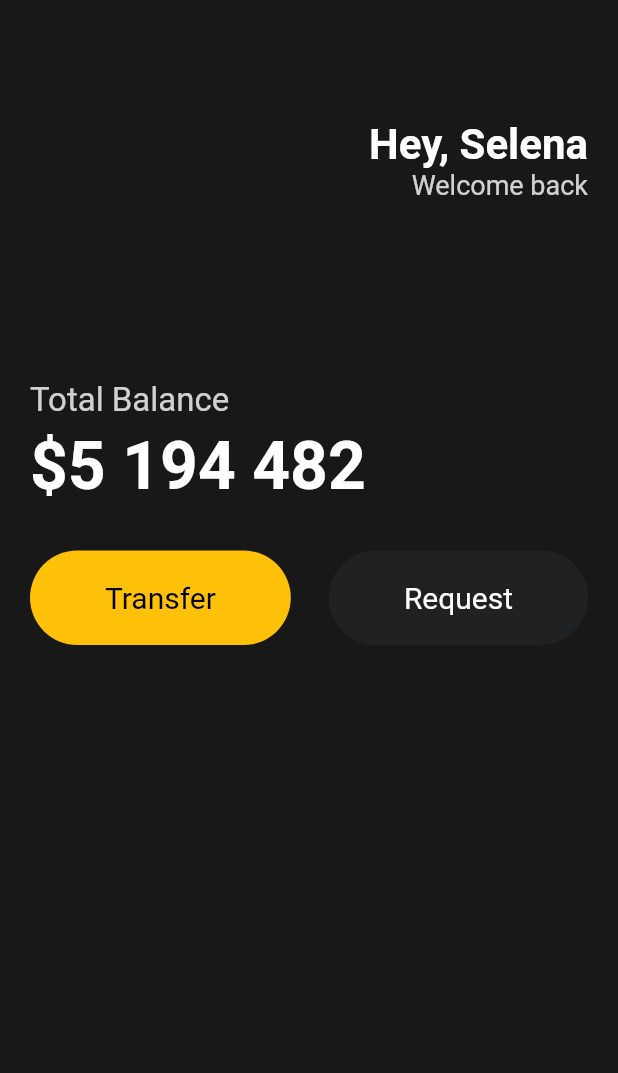
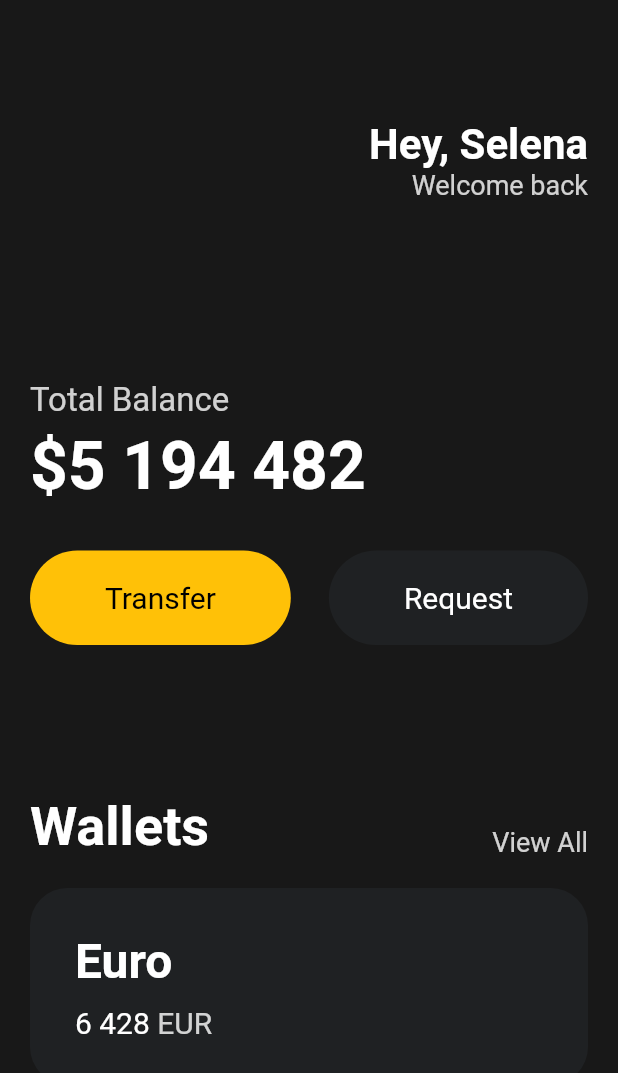
Before and after one commit to chattymin/FlutterStudy, a Flutter app: the screen it shows after launch, on a phone screen of 412 x 824 dp. Shown: the top 1073 px of the screen. Run offline on Flutter 3.47's test engine with Material 2 defaults, Android fonts, the phone set to English and light mode, and no system bars.

Commit message:
3.5 Resuable Widghets

```diff
--- a/FlutterDevelop/toonflix/lib/main.dart
+++ b/FlutterDevelop/toonflix/lib/main.dart
@@ -40,7 +40,7 @@ class App extends StatelessWidget {
                           color: Colors.white.withOpacity(0.8), fontSize: 18),
                     ),
                   ],
-                )
+                ),
               ],
             ),
             const SizedBox(
@@ -77,7 +77,81 @@ class App extends StatelessWidget {
                   textColor: Colors.white,
                 )
               ],
-            )
+            ),
+            const SizedBox(
+              height: 100,
+            ),
+            Row(
+              crossAxisAlignment: CrossAxisAlignment.end,
+              mainAxisAlignment: MainAxisAlignment.spaceBetween,
+              children: [
+                const Text(
+                  'Wallets',
+                  style: TextStyle(
+                      color: Colors.white,
+                      fontSize: 36,
+                      fontWeight: FontWeight.w600),
+                ),
+                Text(
+                  'View All',
+                  style: TextStyle(
+                      color: Colors.white.withOpacity(0.8), fontSize: 18),
+                ),
+              ],
+            ),
+            const SizedBox(
+              height: 20,
+            ),
+            Container(
+              decoration: BoxDecoration(
+                color: const Color(0xFF1F2123),
+                borderRadius: BorderRadius.circular(25),
+              ),
+              child: Padding(
+                padding: const EdgeInsets.all(30),
+                child: Row(
+                  children: [
+                    Column(
+                      crossAxisAlignment: CrossAxisAlignment.start,
+                      children: [
+                        const Text(
+                          'Euro',
+                          style: TextStyle(
+                            color: Colors.white,
+                            fontSize: 32,
+                            fontWeight: FontWeight.w600,
+                          ),
+                        ),
+                        const SizedBox(
+                          height: 10,
+                        ),
+                        Row(
+                          children: [
+                            const Text(
+                              '6 428',
+                              style: TextStyle(
+                                color: Colors.white,
+                                fontSize: 20,
+                              ),
+                            ),
+                            const SizedBox(
+                              width: 5,
+                            ),
+                            Text(
+                              'EUR',
+                              style: TextStyle(
+                                color: Colors.white.withOpacity(0.8),
+                                fontSize: 20,
+                              ),
+                            ),
+                          ],
+                        ),
+                      ],
+                    ),
+                  ],
+                ),
+              ),
+            ),
           ]),
         ),
       ),
```
